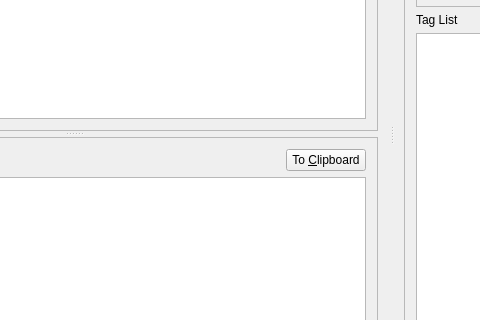
Old version of the form qt5/Replacer/mainwindow.ui in the repository Ernesuma/replacer; both pictures show x 241 to 721 and y 175 to 495 of the 934 by 640 pixel window.
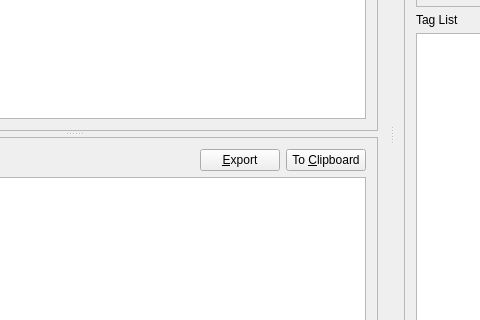
New version of the form. Icons and pictures are not drawn.

Commit message: added an export button to the final text area

The edit to the form file:
```diff
--- a/qt5/Replacer/mainwindow.ui
+++ b/qt5/Replacer/mainwindow.ui
@@ -98,6 +98,13 @@
             </property>
            </widget>
           </item>
+          <item>
+           <widget class="QPushButton" name="pushButton_exportFinal">
+            <property name="text">
+             <string>&amp;Export</string>
+            </property>
+           </widget>
+          </item>
           <item>
            <widget class="QPushButton" name="pushButton_c2c_final">
             <property name="text">
```
The commit also changes 2 other files.
